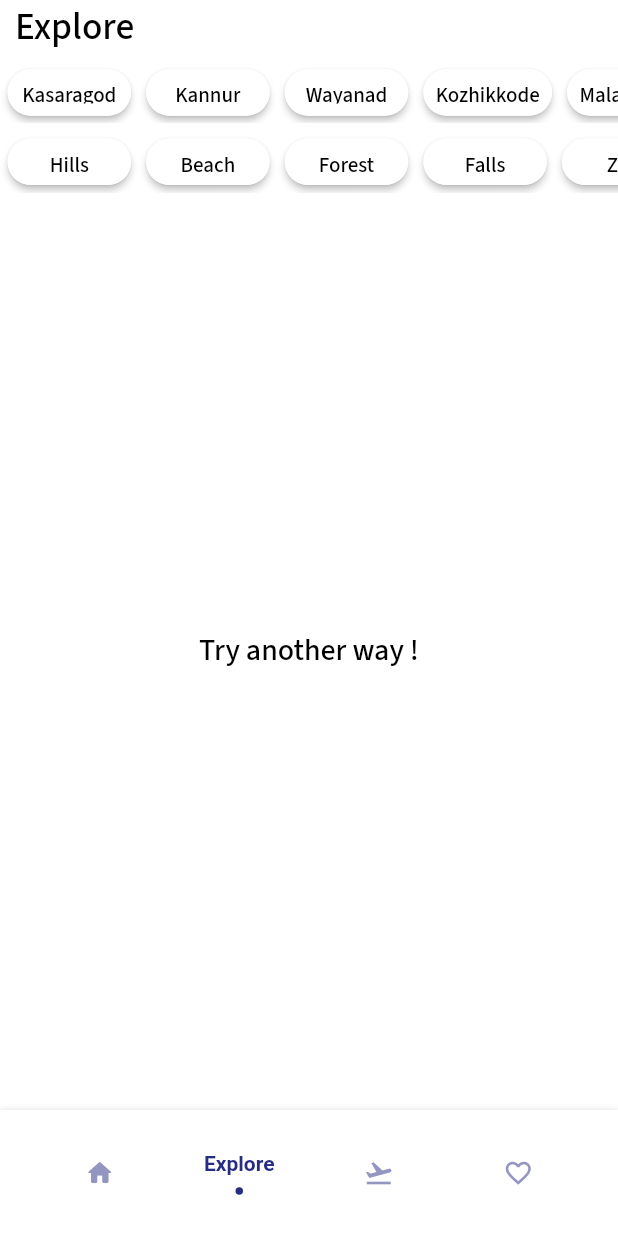
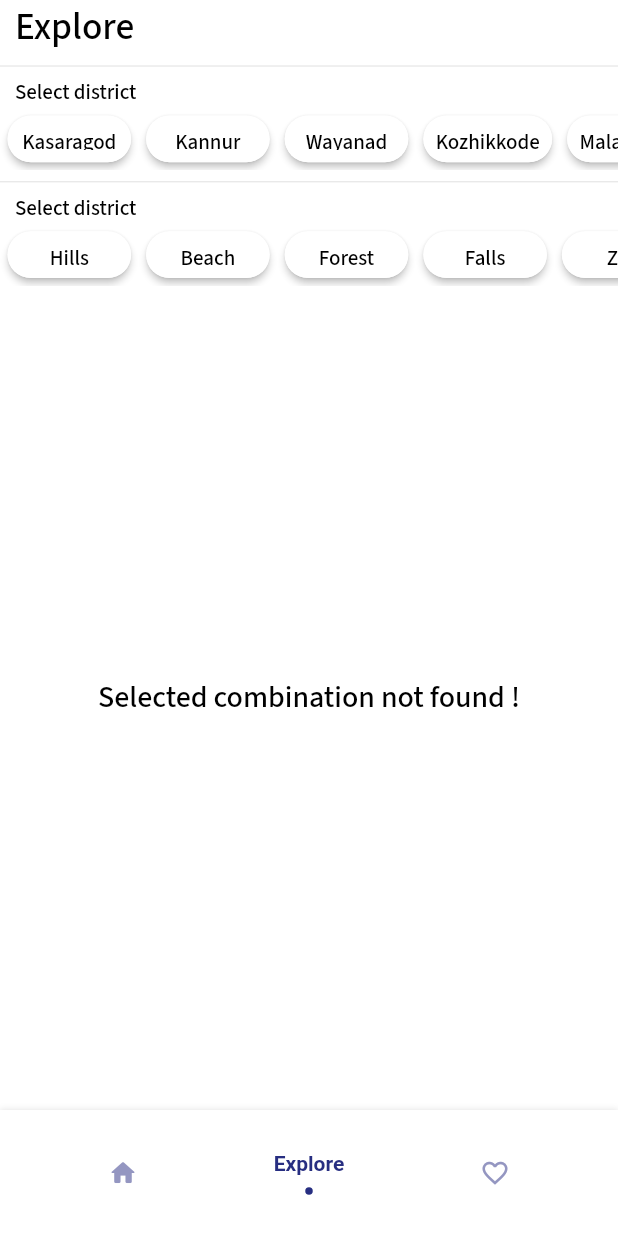
Before and after one commit to muhailyas/TravelmateX, a Flutter app: the MainScreen screen opened by its route, item 2 of the bottom bar chosen, on a phone screen of 412 x 824 dp. Run offline on Flutter 3.47's test engine with Material 2 defaults, Android fonts, the light colour scheme and no system bars; drawn by our look-alikes of flashy_tab_bar2; our stand-ins replace carousel_slider, cloud_firestore, connectivity_plus, firebase_auth, firebase_core, firebase_storage and 6 more; accounts and stored records are empty; network calls fail.

Commit message:
explore page and favorite page bug fixed

```diff
--- a/lib/controllers/bottom_controller.dart
+++ b/lib/controllers/bottom_controller.dart
@@ -2,7 +2,6 @@ import 'package:get/get.dart';
 import 'package:travelmatex/views/explore/explore_screen.dart';
 import 'package:travelmatex/views/favorite/favorite_screen.dart';
 import 'package:travelmatex/views/home/home_screen.dart';
-import 'package:travelmatex/views/trip_plan/trip_plan_screen.dart';
 
 class BottomBarController extends GetxController {
   RxInt index = 0.obs;
@@ -13,7 +12,6 @@ class BottomBarController extends GetxController {
   RxList pages = [
      HomeScreen(),
      ExploreScreen(),
-    const TripPlansScreen(),
      FavoriteScreen(),
   ].obs;
 }
--- a/lib/main.dart
+++ b/lib/main.dart
@@ -28,6 +28,7 @@ class MyApp extends StatelessWidget {
       debugShowCheckedModeBanner: false,
       title: 'TravelmateX',
       home: StreamBuilder<User?>(
+
           stream: FirebaseAuth.instance.authStateChanges(),
           builder: (context, snapshot) {
             if (snapshot.connectionState == ConnectionState.waiting) {
--- a/lib/utils/colors/colors.dart
+++ b/lib/utils/colors/colors.dart
@@ -4,3 +4,7 @@ const transparentColor = Colors.transparent;
 const backGroundColor = Colors.white;
 const whiteColor = Colors.white;
 const blackColor = Colors.black;
+
+const whiteColorWithOpacity = Color.fromARGB(104, 255, 255, 255);
+const whiteColorWithOpacity50 = Color.fromARGB(104, 255, 255, 255);
+const textColorBlackWithOpacity = Color.fromARGB(176, 0, 0, 0);
--- a/lib/utils/constants/constants.dart
+++ b/lib/utils/constants/constants.dart
@@ -31,6 +31,7 @@ void sizeDefine(BuildContext context) {
 
 // constant heights
 
+final height05 = SizedBox(height: screenHeight * 0.01);
 final height10 = SizedBox(height: screenHeight * 0.02);
 final height20 = SizedBox(height: screenHeight * 0.04);
 
--- a/lib/views/explore/explore_screen.dart
+++ b/lib/views/explore/explore_screen.dart
@@ -23,7 +23,13 @@ class ExploreScreen extends StatelessWidget {
             style: googleFontStyle(fontweight: FontWeight.w500, fontsize: 25),
           ),
         ),
-        const SizedBox(height: 5),
+        const Divider(),
+        Padding(
+          padding: const EdgeInsets.symmetric(horizontal: 10),
+          child: Text('Select district',
+              style:
+                  googleFontStyle(fontsize: 14, fontweight: FontWeight.w500)),
+        ),
         SizedBox(
           height: screenHeight * 0.05,
           width: double.infinity,
@@ -41,7 +47,13 @@ class ExploreScreen extends StatelessWidget {
             },
           ),
         ),
-        const SizedBox(height: 5),
+        const Divider(),
+        Padding(
+          padding: const EdgeInsets.symmetric(horizontal: 10),
+          child: Text('Select district',
+              style:
+                  googleFontStyle(fontsize: 14, fontweight: FontWeight.w500)),
+        ),
         SizedBox(
           height: screenHeight * 0.05,
           width: double.infinity,
@@ -65,7 +77,7 @@ class ExploreScreen extends StatelessWidget {
             if (filterController.filteredList.isEmpty) {
               return Center(
                 child: Text(
-                  "Try another way !",
+                  "Selected combination not found !",
                   style: googleFontStyle(fontweight: FontWeight.w500),
                 ),
               );
--- a/lib/views/widgets/bottom_nav_widget/botton_nav_widget.dart
+++ b/lib/views/widgets/bottom_nav_widget/botton_nav_widget.dart
@@ -18,9 +18,6 @@ class BottomNaviagationWidget extends StatelessWidget {
           FlashyTabBarItem(
               icon: const Icon(Icons.explore), title: const Text('Explore')),
           FlashyTabBarItem(
-              icon: const Icon(Icons.flight_takeoff),
-              title: const Text('Trip plan')),
-          FlashyTabBarItem(
               icon: const Icon(Icons.favorite_border_outlined),
               title: const Text('Favorites')),
         ],
```
Also changed, not shown: lib/views/explore/widgets/destination_card/destination_card_widget.dart (+50 -34 lines), lib/views/favorite/favorite_screen.dart (+18 -8 lines), lib/views/trip_plan/trip_plan_screen.dart (deleted, +0 -12 lines), lib/views/widgets/favorite_icon_widget/favorite_icon_widget.dart (+4 -3 lines), pubspec.lock.
